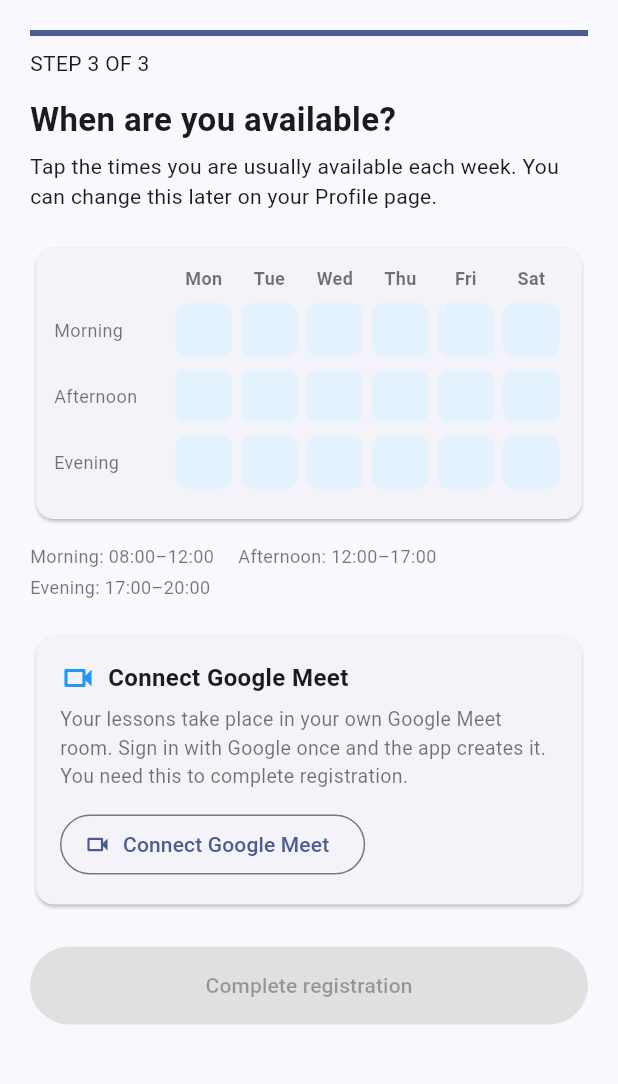
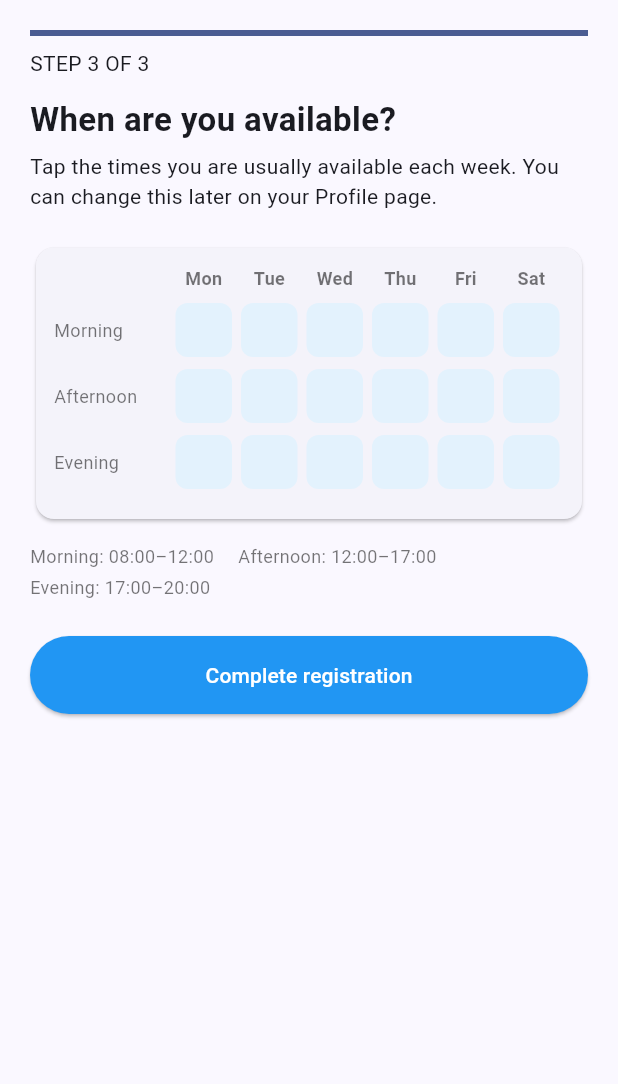
Before and after one commit to TshidisoPossa/TheoTutoring, a Flutter app: the TutorAvailabilityPage screen opened directly with empty values, on a phone screen of 412 x 824 dp, the part 84-1168 px from its top. Run offline on Flutter 3.47's test engine with Material 3 defaults, Android fonts, the phone set to English and light mode, and no system bars; our stand-ins replace firebase_auth, firebase_core, fl_chart, google_fonts, google_sign_in, image_picker and 2 more; missing offline and left inert: dart_frog, dart_jsonwebtoken, dotenv, mysql_dart; accounts and stored records are empty; generated files the repository leaves out were written again.

Commit message:
Make Google Meet optional at tutor registration and let approved tutors skip email verification

```diff
--- a/theo_tutoring_app/lib/Pages/tutor_availability.dart
+++ b/theo_tutoring_app/lib/Pages/tutor_availability.dart
@@ -5,20 +5,14 @@ import 'package:flutter/material.dart';
 import 'package:http/http.dart' as http;
 
 import '../config/api.dart';
-import '../services/google_meet_connect.dart';
 import 'verify_email_page.dart';
 
+// Registration Step 3: weekly hours. Google Meet is not part of
+// registration; the tutor connects it later from their Profile page.
 class TutorAvailabilityPage extends StatefulWidget {
-  const TutorAvailabilityPage({
-    super.key,
-    required this.firebaseUser,
-    this.requestMeetToken = requestMeetAccessToken,
-  });
+  const TutorAvailabilityPage({super.key, required this.firebaseUser});
 
   final User firebaseUser;
-
-  // Opens Google's window for the Meet token (replaced in widget tests)
-  final Future<String> Function() requestMeetToken;
 
   @override
   State<TutorAvailabilityPage> createState() => _TutorAvailabilityPageState();
@@ -46,8 +40,6 @@ class _TutorAvailabilityPageState extends State<TutorAvailabilityPage> {
   final _selected = <String, Set<String>>{}; // day -> ticked periods
   bool _isSubmitting = false;
   bool _showValidation = false;
-  bool _meetConnected = false; // Complete registration waits for this
-  bool _isConnectingMeet = false;
 
   bool _isTicked(String day, String period) =>
       _selected[day]?.contains(period) ?? false;
@@ -170,54 +162,6 @@ class _TutorAvailabilityPageState extends State<TutorAvailabilityPage> {
     }
   }
 
-  // Connect Google Meet: Google's window gives a token, and the backend
-  // creates the tutor's Meet room with it (POST /auth/tutor/meet-link).
-  // Coming back to this page means connecting again, which replaces the room.
-  Future<void> _connectMeet() async {
-    if (_isConnectingMeet || _isSubmitting) return;
-    setState(() => _isConnectingMeet = true);
-    try {
-      // Google's window first: after any other await the browser can block it
-      final accessToken = await widget.requestMeetToken();
-      final token = await widget.firebaseUser.getIdToken(true);
-      if (token == null || token.isEmpty) {
-        throw const _SubmissionFailure(
-          'Could not verify your account. Sign in again.',
-        );
-      }
-      final response = await http
-          .post(
-            Uri.parse('$apiBaseUrl/auth/tutor/meet-link'),
-            headers: {
-              'Authorization': 'Bearer $token',
-              'Content-Type': 'application/json',
-              'Accept': 'application/json',
-            },
-            body: jsonEncode({'accessToken': accessToken}),
-          )
-          .timeout(const Duration(seconds: 20));
-
-      final body = _decodeBody(response);
-      if (response.statusCode != 200 || body['meetConnected'] != true) {
-        throw _SubmissionFailure(
-          _responseError(response, body, fallback: _meetFailedMessage),
-        );
-      }
-      if (mounted) setState(() => _meetConnected = true);
-    } on MeetNotConnected {
-      if (mounted) _showMessage(meetNotConnectedMessage);
-    } on _SubmissionFailure catch (error) {
-      if (mounted) _showMessage(error.message);
-    } on Exception {
-      if (mounted) _showMessage(_meetFailedMessage);
-    } finally {
-      if (mounted) setState(() => _isConnectingMeet = false);
-    }
-  }
-
-  static const _meetFailedMessage =
-      "We couldn't connect Google Meet. Please try again.";
-
   Map<String, dynamic> _decodeBody(http.Response response) {
     try {
       final decoded = jsonDecode(response.body);
@@ -289,15 +233,11 @@ class _TutorAvailabilityPageState extends State<TutorAvailabilityPage> {
                       ),
                     ),
                   ],
-                  const SizedBox(height: 20),
-                  _buildMeetCard(),
                   const SizedBox(height: 24),
                   SizedBox(
                     width: double.infinity,
                     child: ElevatedButton(
-                      onPressed: _isSubmitting || !_meetConnected
-                          ? null
-                          : _submit,
+                      onPressed: _isSubmitting ? null : _submit,
                       style: ElevatedButton.styleFrom(
                         backgroundColor: Colors.blue,
                         disabledBackgroundColor: Colors.grey.shade300,
@@ -398,63 +338,6 @@ class _TutorAvailabilityPageState extends State<TutorAvailabilityPage> {
     );
   }
 
-  // Lessons happen in the tutor's own Google Meet room, created here.
-  // Complete registration stays disabled until it is connected.
-  Widget _buildMeetCard() {
-    return Card(
-      child: Padding(
-        padding: const EdgeInsets.all(16),
-        child: Column(
-          crossAxisAlignment: CrossAxisAlignment.start,
-          children: [
-            Row(
-              children: [
-                Icon(
-                  _meetConnected
-                      ? Icons.check_circle
-                      : Icons.videocam_outlined,
-                  color: _meetConnected ? Colors.green : Colors.blue,
-                ),
-                const SizedBox(width: 8),
-                Text(
-                  _meetConnected
-                      ? 'Google Meet connected'
-                      : 'Connect Google Meet',
-                  style: const TextStyle(
-                    fontSize: 16,
-                    fontWeight: FontWeight.w600,
-                  ),
-                ),
-              ],
-            ),
-            const SizedBox(height: 6),
-            Text(
-              _meetConnected
-                  ? 'Your lessons will take place in your own Google Meet '
-                        'room.'
-                  : 'Your lessons take place in your own Google Meet room. '
-                        'Sign in with Google once and the app creates it. '
-                        'You need this to complete registration.',
-              style: const TextStyle(fontSize: 13, color: Colors.black54),
-            ),
-            if (!_meetConnected) ...[
-              const SizedBox(height: 12),
-              OutlinedButton.icon(
-                onPressed: _isConnectingMeet || _isSubmitting
-                    ? null
-                    : _connectMeet,
-                icon: const Icon(Icons.videocam_outlined),
-                label: Text(
-                  _isConnectingMeet ? 'Connecting…' : 'Connect Google Meet',
-                ),
-              ),
-            ],
-          ],
-        ),
-      ),
-    );
-  }
-
   // The hours behind each period
   Widget _buildLegend() {
     return Wrap(
--- a/theo_tutoring_backend/routes/auth/tutor/availability.dart
+++ b/theo_tutoring_backend/routes/auth/tutor/availability.dart
@@ -13,7 +13,8 @@ import '../../../lib/tutor_application_status.dart';
 // Submitting this step completes registration: the account moves from
 // 'incomplete' to 'pending' and a TutorApplication is created for the
 // administrator to review. The tutor stays hidden from students until
-// the application is approved. Google Meet must be connected first.
+// the application is approved. Google Meet is optional here: the tutor can
+// connect it later from their Profile page.
 
 const _days = [
   'Monday',
@@ -69,7 +70,6 @@ Future<Response> handleTutorAvailability(
     final tutorResult = await db.execute(
       '''
       SELECT tp.TutorID, u.UserId, u.AccountStatus, tp.Bio, tp.Certificate,
-             tp.MeetLink,
              (SELECT COUNT(*) FROM tutorsubjects ts
                WHERE ts.TutorID = tp.TutorID) AS SubjectCount,
              (SELECT COUNT(*) FROM qualification q
@@ -111,14 +111,6 @@ Future<Response> handleTutorAvailability(
         400,
         'Please complete your teaching profile (Step 2) first.',
       );
-    }
-    if ((row.str('MeetLink') ?? '').isEmpty) {
-      return jsonError(400, 'Please connect Google Meet first.');
-    }
-
-    // ── Lessons need the tutor's Meet room (POST /auth/tutor/meet-link) ──
-    if ((row.str('MeetLink') ?? '').isEmpty) {
-      return jsonError(400, 'Please connect Google Meet first.');
     }
 
     // ── Save slots, submit the application, all in one transaction ──
```
Also changed, not shown: theo_tutoring_app/lib/Pages/auth_gate.dart (+8 -0 lines), 3 other files.
